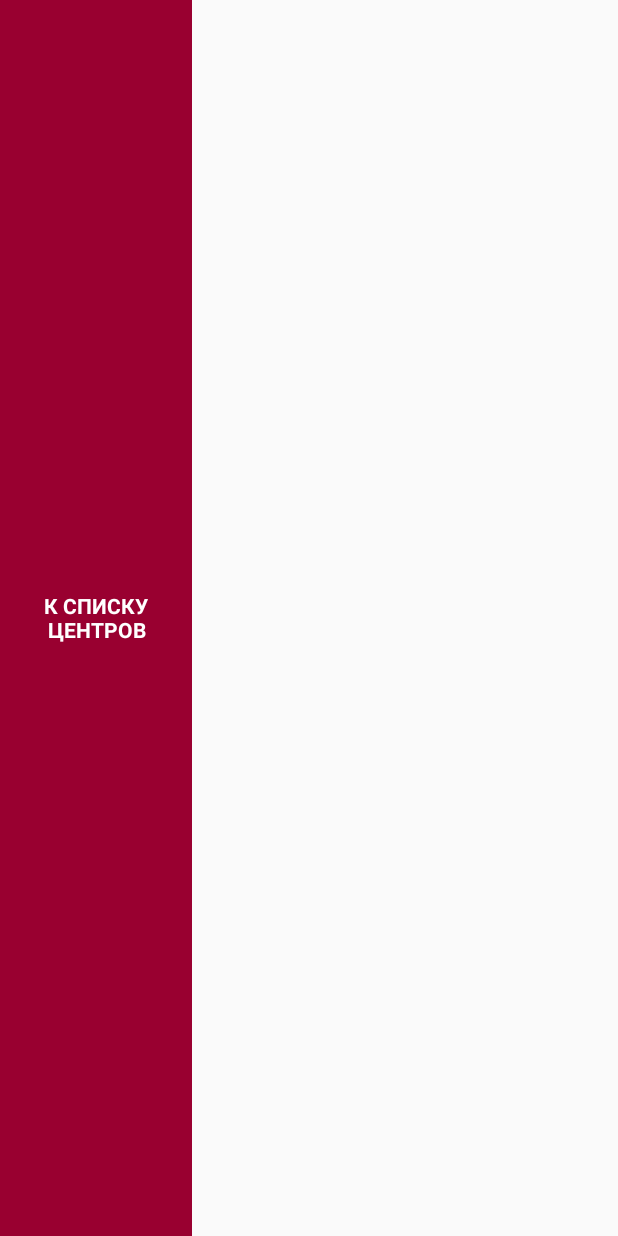
After one commit to MariaNemova/ingos, an Android app: the layout button_list_building_layout.xml on its own in the app's theme, with its tools: preview values and no code run, on a phone screen of 412 x 824 dp. The commit adds this screen. Run offline under Robolectric (Android 15) with nearby library versions, the light colour scheme and no system bars.

Commit message:
Проработка главного экрана. Появились кнопки на свайпах. Подчищен код. Выявлен баг #3

```diff
--- a/app/src/main/java/ru/ingos/digitalmedicine/mvp/views/HomeView.java
+++ b/app/src/main/java/ru/ingos/digitalmedicine/mvp/views/HomeView.java
@@ -18,4 +18,5 @@ public interface HomeView extends MvpView{
     @StateStrategyType(SkipStrategy.class)
     void createNewRegistry();
 
+    void showClinicsList();
 }
--- a/app/src/main/java/ru/ingos/digitalmedicine/ui/activities/MainActivity.java
+++ b/app/src/main/java/ru/ingos/digitalmedicine/ui/activities/MainActivity.java
@@ -15,7 +15,6 @@ import android.view.View;
 import android.widget.LinearLayout;
 
 
-import butterknife.ButterKnife;
 import ru.ingos.digitalmedicine.R;
 import ru.ingos.digitalmedicine.ui.fragments.*;
 
@@ -73,7 +72,7 @@ public class MainActivity extends AppCompatActivity
         //Cразу после запуска, показываю главный фргмент, делая его активным
         //TODO: Добавить проверку авторизации
 
-        this.bindFragment(this.curFragment==null?FragmentMain.class:this.curFragment, false);
+        this.bindFragment(FragmentMain.class, false);
         NavigationView view = (NavigationView)findViewById(R.id.nav_view);
         view.getMenu().getItem(0).setChecked(true);
     }
@@ -122,7 +121,7 @@ public class MainActivity extends AppCompatActivity
         int id = item.getItemId();
 
         if (id == R.id.nav_clinics) {
-            this.bindFragment(FragmentList.class, false);
+            this.bindFragment(FragmentClinicList.class, false);
         } else if (id == R.id.nav_main) {
             this.bindFragment(FragmentMain.class, false);
         } else if (id == R.id.nav_history) {
--- a/app/src/main/java/ru/ingos/digitalmedicine/ui/fragments/FragmentList.java
+++ b/app/src/main/java/ru/ingos/digitalmedicine/ui/fragments/FragmentClinicList.java
@@ -19,11 +19,11 @@ import ru.ingos.digitalmedicine.R;
  *
  * Экран списка, списка клиник врачей и прочего!
  */
-public class FragmentList extends FragmentBase {
+public class FragmentClinicList extends FragmentBase {
 
     private final static int LAYOUT = R.layout.fragment_layout_list;
 
-    public FragmentList(){
+    public FragmentClinicList(){
         super();
         super.setLayout(LAYOUT);
         super.setTitle(R.string.frag_title_clinics);
@@ -36,7 +36,7 @@ public class FragmentList extends FragmentBase {
         view = inflater.inflate(LAYOUT, container, false);
 
         RecyclerView recyclerView = (RecyclerView) view.findViewById(R.id.recycler_view);
-        recyclerView.setLayoutManager(new LinearLayoutManager(context));
+        recyclerView.setLayoutManager(new LinearLayoutManager(null));
         recyclerView.setAdapter(new ClinicListAdapter(createData()));
 
         return view;
--- a/app/src/main/res/layout/block_registry_ingo.xml
+++ b/app/src/main/res/layout/block_registry_info.xml
@@ -2,6 +2,7 @@
 <!-- Покачто все за хардкодил.
      Потомучто не имеет смысла выводить в string то, что в будущем будет подгружаться из кода -->
 <LinearLayout
+        android:id="@+id/registry_item"
         xmlns:android="http://schemas.android.com/apk/res/android"
         android:layout_width="match_parent"
         android:layout_height="wrap_content"
--- /dev/null
+++ b/app/src/main/res/layout/button_list_building_layout.xml
@@ -0,0 +1,20 @@
+<?xml version="1.0" encoding="utf-8"?>
+<RelativeLayout
+    xmlns:android="http://schemas.android.com/apk/res/android"
+    android:id="@+id/btn_building_list"
+    android:layout_width="128dp"
+    android:layout_height="match_parent"
+    android:background="@color/colorAccentDark"
+    android:padding="10dp"
+    android:clickable="true"
+    android:focusable="true">
+    <TextView
+            android:layout_width="match_parent"
+            android:layout_height="match_parent"
+            android:gravity="center"
+            android:textStyle="bold"
+
+            android:textColor="@color/White"
+            android:text="@string/btn_building_list"/>
+
+</RelativeLayout>
--- a/app/src/main/res/values/strings.xml
+++ b/app/src/main/res/values/strings.xml
@@ -48,4 +48,6 @@
 
 
     <string name="btn_register_in_med">ЗАПИСАТЬСЯ НА ПРИЕМ</string>
+    <string name="btn_registry_list">К СПИСКУ ЗАПИСЕЙ</string>
+    <string name="btn_building_list">К СПИСКУ ЦЕНТРОВ</string>
 </resources>
```
Also changed, not shown: app/src/main/java/ru/ingos/digitalmedicine/IngosApplication.java (added, +9 -0 lines), app/src/main/java/ru/ingos/digitalmedicine/common/Utils.java (+32 -0 lines), app/src/main/java/ru/ingos/digitalmedicine/mvp/presenters/HomePresenter.java (+13 -6 lines), app/src/main/java/ru/ingos/digitalmedicine/ui/fragments/FragmentBase.java (+13 -12 lines), app/src/main/java/ru/ingos/digitalmedicine/ui/fragments/FragmentMain.java (+31 -21 lines), app/src/main/java/ru/ingos/digitalmedicine/ui/layouts/ArraySwipeLayout.java (added, +26 -0 lines), app/src/main/res/layout/fragment_layout_main.xml (+30 -3 lines).
